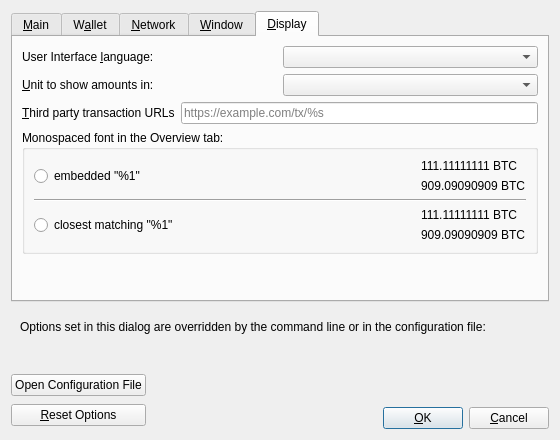
MicroBitcoinOrg/MicroBitcoin, file src/qt/forms/optionsdialog.ui: the form before one commit.
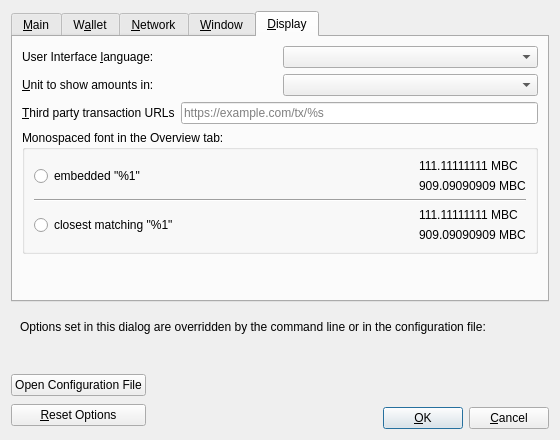
The form after the commit. The open tabs and pages were chosen to show the change. Custom widgets are drawn as their Qt base class.

```diff
--- a/src/qt/forms/optionsdialog.ui
+++ b/src/qt/forms/optionsdialog.ui
@@ -768,14 +768,14 @@
               <item>
                <widget class="QLabel" name="embeddedFont_label_1">
                 <property name="text">
-                 <string notr="true">111.11111111 BTC</string>
+                 <string notr="true">111.11111111 MBC</string>
                 </property>
                </widget>
               </item>
               <item>
                <widget class="QLabel" name="embeddedFont_label_9">
                 <property name="text">
-                 <string notr="true">909.09090909 BTC</string>
+                 <string notr="true">909.09090909 MBC</string>
                 </property>
                </widget>
               </item>
@@ -817,14 +817,14 @@
               <item>
                <widget class="QLabel" name="systemFont_label_1">
                 <property name="text">
-                 <string notr="true">111.11111111 BTC</string>
+                 <string notr="true">111.11111111 MBC</string>
                 </property>
                </widget>
               </item>
               <item>
                <widget class="QLabel" name="systemFont_label_9">
                 <property name="text">
-                 <string notr="true">909.09090909 BTC</string>
+                 <string notr="true">909.09090909 MBC</string>
                 </property>
                </widget>
               </item>
```
Left out of the diff: 14 changed lines with no effect on the pictures.
